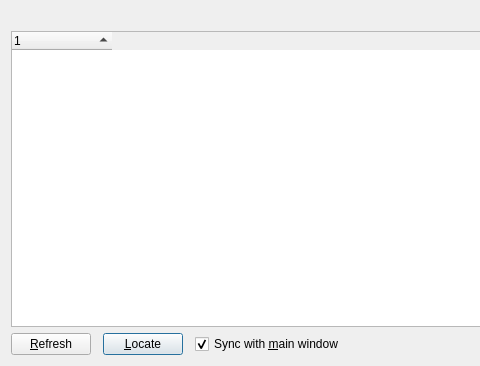
First picture: the form in src/file-age-stats-window.ui, repository Lithopsian/qt6dirstat, before the edit; both pictures show x 0 to 480 and y 0 to 366 of the 802 by 366 pixel window.
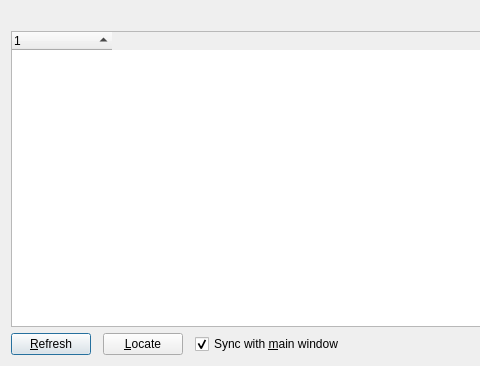
Second picture: the form after the edit.

Commit message: Buttons, focus, and defaults

Patch:
```diff
--- a/src/file-age-stats-window.ui
+++ b/src/file-age-stats-window.ui
@@ -80,9 +80,6 @@
        <property name="text">
         <string>&amp;Locate</string>
        </property>
-       <property name="default">
-        <bool>true</bool>
-       </property>
       </widget>
      </item>
      <item>
```
The commit also changes 9 other files.
